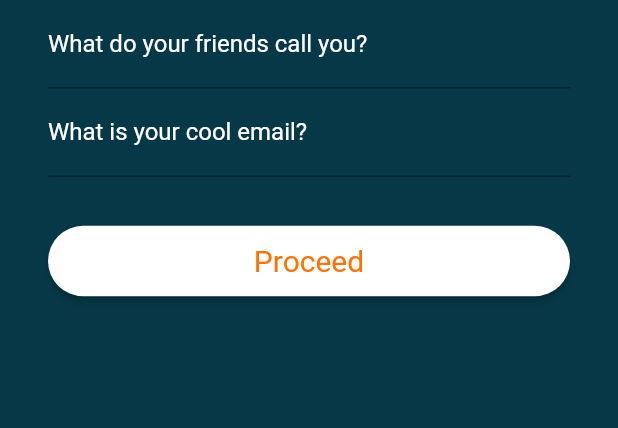
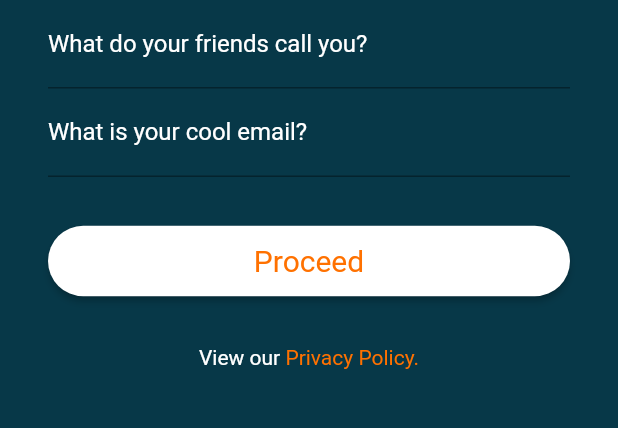
Before and after one commit to shivamvk/Snipped-Mobile, a Flutter app: the SignupScreen screen opened directly, on a phone screen of 412 x 824 dp, the part 408-836 px from its top. Run offline on Flutter 3.47's test engine with Material 2 defaults, Android fonts, the phone set to English and light mode, and no system bars; our stand-ins replace carousel_pro, connectivity, datetime_picker_formfield, firebase_auth, firebase_messaging, flutter_local_notifications and 2 more; missing offline and left inert: flutter_google_places, progress_hud; accounts and stored records are empty; network calls fail.

Commit message:
add privacy policy

```diff
--- a/lib/main.dart
+++ b/lib/main.dart
@@ -32,7 +32,7 @@ class MyApp extends StatelessWidget {
       ),
       debugShowCheckedModeBanner: false,
       home: new SplashScreen(
-        seconds: 4,
+        seconds: 3,
         image: Image.asset(
           "images/brandlogowhite.png",
         ),
--- a/lib/screens/home_screen.dart
+++ b/lib/screens/home_screen.dart
@@ -7,6 +7,7 @@ import 'package:firebase_messaging/firebase_messaging.dart';
 import 'package:flutter_local_notifications/flutter_local_notifications.dart';
 import 'dart:convert';
 import 'package:http/http.dart' as http;
+import 'package:url_launcher/url_launcher.dart';
 
 import 'login_screen.dart';
 import 'home_screen_children/home.dart';
@@ -260,6 +261,10 @@ class _HomeScreenState extends State<HomeScreen> {
               );
             });
           break;
+      case "privacy":
+        const url = "https://shivamvk.github.io/privacy_policy.html";
+        launch(url);
+        break;
     }
   }
 
@@ -355,8 +360,14 @@ class _HomeScreenState extends State<HomeScreen> {
               trailing: new Icon(Icons.arrow_forward_ios),
               onTap: () => _onDrawerTapped("logout"),
             ),
+            new Divider(),
+            new ListTile(
+              title: new Text("Privacy Policy"),
+              trailing: new Icon(Icons.arrow_forward_ios),
+              onTap: () => _onDrawerTapped("privacy"),
+            ),
             Padding(
-              padding: const EdgeInsets.fromLTRB(20.0, 16.0, 0.0, 0.0),
+              padding: const EdgeInsets.fromLTRB(20.0, 16.0, 0.0, 32.0),
               child: new Text("v1.1.0"),
             )
           ],
--- a/lib/screens/signup_screen.dart
+++ b/lib/screens/signup_screen.dart
@@ -1,6 +1,7 @@
 import 'package:flutter/material.dart';
 import 'package:shared_preferences/shared_preferences.dart';
 import 'package:http/http.dart' as http;
+import 'package:url_launcher/url_launcher.dart';
 
 import 'home_screen.dart';
 
@@ -103,6 +104,15 @@ class _SignupScreenState extends State<SignupScreen> {
     return prefs.commit();
   }
 
+  void _launchPrivacyPolicy() async{
+    const url = "https://shivamvk.github.io/privacy_policy.html";
+    if(await canLaunch(url)){
+      await launch(url);
+    } else{
+      print("Error");
+    }
+  }
+
   @override
   Widget build(BuildContext context) {
     return new Scaffold(
@@ -182,6 +192,34 @@ class _SignupScreenState extends State<SignupScreen> {
                     ),
                   ),
                 ),
+                Center(
+                  child: Padding(
+                    padding: EdgeInsets.only(top: 32.0),
+                    child: GestureDetector(
+                      onTap: () {
+                        const url = "https://shivamvk.github.io/privacy_policy.html";
+                        launch(url);
+                      },
+                      child: Row(
+                        mainAxisAlignment: MainAxisAlignment.center,
+                        children: <Widget>[
+                          Text(
+                            "View our ",
+                            style: TextStyle(
+                              color: Colors.white
+                            ),
+                          ),
+                          Text(
+                            "Privacy Policy.",
+                            style: TextStyle(
+                              color: Color(0xffff7100)
+                            ),
+                          )
+                        ],
+                      ),
+                    ),
+                  ),
+                )
               ]),
         ),
       )
--- a/pubspec.yaml
+++ b/pubspec.yaml
@@ -7,7 +7,7 @@ description: A new Flutter application.
 # Both the version and the builder number may be overridden in flutter
 # build by specifying --build-name and --build-number, respectively.
 # Read more about versioning at semver.org.
-version: 1.1.0+9
+version: 1.1.1+11
 
 environment:
   sdk: ">=2.0.0-dev.68.0 <3.0.0"
```
Also changed, not shown: 2 other files.
